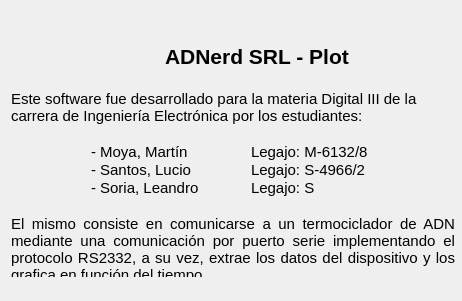
Qt form UI_files/aboutdialog.ui (moyamartin/Digital_III) before a commit.
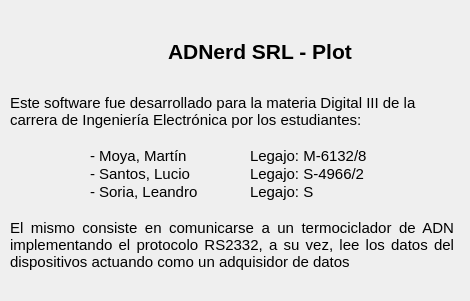
The same form after that commit. Icons and pictures are not drawn.

Diff of the .ui file:
```diff
--- a/UI_files/aboutdialog.ui
+++ b/UI_files/aboutdialog.ui
@@ -6,27 +6,34 @@
    <rect>
     <x>0</x>
     <y>0</y>
-    <width>462</width>
+    <width>470</width>
     <height>301</height>
    </rect>
   </property>
   <property name="minimumSize">
    <size>
-    <width>462</width>
+    <width>470</width>
     <height>301</height>
    </size>
   </property>
   <property name="maximumSize">
    <size>
-    <width>462</width>
+    <width>470</width>
     <height>301</height>
    </size>
   </property>
   <property name="windowTitle">
    <string>Dialog</string>
   </property>
-  <layout class="QVBoxLayout" name="verticalLayout_2">
-   <item>
+  <widget class="QWidget" name="layoutWidget">
+   <property name="geometry">
+    <rect>
+     <x>10</x>
+     <y>10</y>
+     <width>446</width>
+     <height>281</height>
+    </rect>
+   </property>
     <layout class="QVBoxLayout" name="verticalLayout">
      <item>
       <layout class="QHBoxLayout" name="horizontalLayout">
@@ -45,7 +52,7 @@
           </size>
          </property>
          <property name="autoFillBackground">
-          <bool>true</bool>
+         <bool>false</bool>
          </property>
          <property name="text">
           <string/>
@@ -103,6 +110,9 @@
          <property name="scaledContents">
           <bool>true</bool>
          </property>
+        <property name="alignment">
+         <set>Qt::AlignCenter</set>
+        </property>
         </widget>
        </item>
       </layout>
@@ -138,7 +148,7 @@
 &lt;p align=&quot;justify&quot; style=&quot; margin-top:0px; margin-bottom:0px; margin-left:0px; margin-right:0px; -qt-block-indent:0; text-indent:0px;&quot;&gt;	- Santos, Lucio	Legajo: S-4966/2&lt;/p&gt;
 &lt;p align=&quot;justify&quot; style=&quot; margin-top:0px; margin-bottom:0px; margin-left:0px; margin-right:0px; -qt-block-indent:0; text-indent:0px;&quot;&gt;	- Soria, Leandro	Legajo: S&lt;/p&gt;
 &lt;p align=&quot;justify&quot; style=&quot;-qt-paragraph-type:empty; margin-top:0px; margin-bottom:0px; margin-left:0px; margin-right:0px; -qt-block-indent:0; text-indent:0px;&quot;&gt;&lt;br /&gt;&lt;/p&gt;
-&lt;p align=&quot;justify&quot; style=&quot; margin-top:0px; margin-bottom:0px; margin-left:0px; margin-right:0px; -qt-block-indent:0; text-indent:0px;&quot;&gt;El mismo consiste en comunicarse a un termociclador de ADN mediante una comunicación por puerto serie implementando el protocolo RS2332, a su vez, extrae los datos del dispositivo y los grafica en función del tiempo.&lt;/p&gt;&lt;/body&gt;&lt;/html&gt;</string>
+&lt;p align=&quot;justify&quot; style=&quot; margin-top:0px; margin-bottom:0px; margin-left:0px; margin-right:0px; -qt-block-indent:0; text-indent:0px;&quot;&gt;El mismo consiste en comunicarse a un termociclador de ADN implementando el protocolo RS2332, a su vez, lee los datos del dispositivos actuando como un adquisidor de datos&lt;/p&gt;&lt;/body&gt;&lt;/html&gt;</string>
        </property>
        <property name="scaledContents">
         <bool>false</bool>
@@ -155,8 +165,7 @@
       </widget>
      </item>
     </layout>
-   </item>
-  </layout>
+  </widget>
  </widget>
  <resources/>
  <connections/>
```
Left out of the diff: 6 changed lines with no effect on the pictures. Lines whose indentation alone changed are shown as unchanged.
